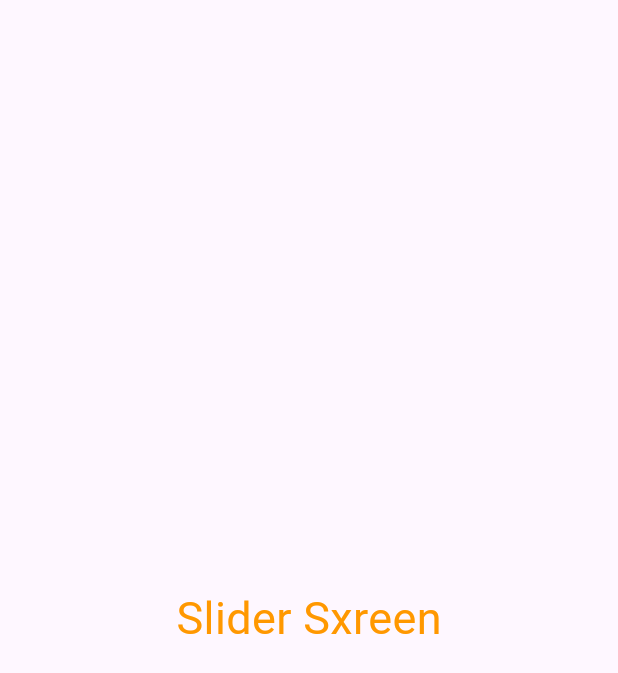
After one commit to SonuDright/testing-project, a Flutter app: the SliderScreen screen opened directly, on a phone screen of 412 x 824 dp. The commit adds this screen. Shown: the top 673 px of the screen. Run offline on Flutter 3.47's test engine with Material 3 defaults, Android fonts, the phone set to English and light mode, and no system bars.

Commit message:
i added a slider screen  in this app.

```diff
--- a/lib/main.dart
+++ b/lib/main.dart
@@ -7,27 +7,12 @@ void main() {
 class MyApp extends StatelessWidget {
   const MyApp({super.key});
 
-  // This widget is the root of your application.
   @override
   Widget build(BuildContext context) {
     return MaterialApp(
       title: 'Flutter Demo',
       theme: ThemeData(
-        // This is the theme of your application.
-        //
-        // TRY THIS: Try running your application with "flutter run". You'll see
-        // the application has a purple toolbar. Then, without quitting the app,
-        // try changing the seedColor in the colorScheme below to Colors.green
-        // and then invoke "hot reload" (save your changes or press the "hot
-        // reload" button in a Flutter-supported IDE, or press "r" if you used
-        // the command line to start the app).
-        //
-        // Notice that the counter didn't reset back to zero; the application
-        // state is not lost during the reload. To reset the state, use hot
-        // restart instead.
-        //
-        // This works for code too, not just values: Most code changes can be
-        // tested with just a hot reload.
+
         colorScheme: ColorScheme.fromSeed(seedColor: Colors.deepPurple),
         useMaterial3: true,
       ),
@@ -38,15 +23,6 @@ class MyApp extends StatelessWidget {
 
 class MyHomePage extends StatefulWidget {
   const MyHomePage({super.key, required this.title});
-
-  // This widget is the home page of your application. It is stateful, meaning
-  // that it has a State object (defined below) that contains fields that affect
-  // how it looks.
-
-  // This class is the configuration for the state. It holds the values (in this
-  // case the title) provided by the parent (in this case the App widget) and
-  // used by the build method of the State. Fields in a Widget subclass are
-  // always marked "final".
 
   final String title;
 
@@ -59,50 +35,21 @@ class _MyHomePageState extends State<MyHomePage> {
 
   void _incrementCounter() {
     setState(() {
-      // This call to setState tells the Flutter framework that something has
-      // changed in this State, which causes it to rerun the build method below
-      // so that the display can reflect the updated values. If we changed
-      // _counter without calling setState(), then the build method would not be
-      // called again, and so nothing would appear to happen.
+
       _counter++;
     });
   }
 
   @override
   Widget build(BuildContext context) {
-    // This method is rerun every time setState is called, for instance as done
-    // by the _incrementCounter method above.
-    //
-    // The Flutter framework has been optimized to make rerunning build methods
-    // fast, so that you can just rebuild anything that needs updating rather
-    // than having to individually change instances of widgets.
     return Scaffold(
       appBar: AppBar(
-        // TRY THIS: Try changing the color here to a specific color (to
-        // Colors.amber, perhaps?) and trigger a hot reload to see the AppBar
-        // change color while the other colors stay the same.
         backgroundColor: Theme.of(context).colorScheme.inversePrimary,
-        // Here we take the value from the MyHomePage object that was created by
-        // the App.build method, and use it to set our appbar title.
+
         title: Text(widget.title),
       ),
       body: Center(
-        // Center is a layout widget. It takes a single child and positions it
-        // in the middle of the parent.
         child: Column(
-          // Column is also a layout widget. It takes a list of children and
-          // arranges them vertically. By default, it sizes itself to fit its
-          // children horizontally, and tries to be as tall as its parent.
-          //
-          // Column has various properties to control how it sizes itself and
-          // how it positions its children. Here we use mainAxisAlignment to
-          // center the children vertically; the main axis here is the vertical
-          // axis because Columns are vertical (the cross axis would be
-          // horizontal).
-          //
-          // TRY THIS: Invoke "debug painting" (choose the "Toggle Debug Paint"
-          // action in the IDE, or press "p" in the console), to see the
-          // wireframe for each widget.
           mainAxisAlignment: MainAxisAlignment.center,
           children: <Widget>[
             const Text(
@@ -119,7 +66,7 @@ class _MyHomePageState extends State<MyHomePage> {
         onPressed: _incrementCounter,
         tooltip: 'Increment',
         child: const Icon(Icons.add),
-      ), // This trailing comma makes auto-formatting nicer for build methods.
+      ),
     );
   }
 }
--- /dev/null
+++ b/lib/slider_screen.dart
@@ -0,0 +1,14 @@
+import 'package:flutter/material.dart';
+
+class SliderScreen extends StatelessWidget {
+  const SliderScreen({super.key});
+
+  @override
+  Widget build(BuildContext context) {
+    return Scaffold(
+      body: Center(
+        child: Text("Slider Sxreen",style: TextStyle(fontSize: 30,color: Colors.orange),),
+      ),
+    );
+  }
+}
```
Also changed, not shown: 1 other file.
